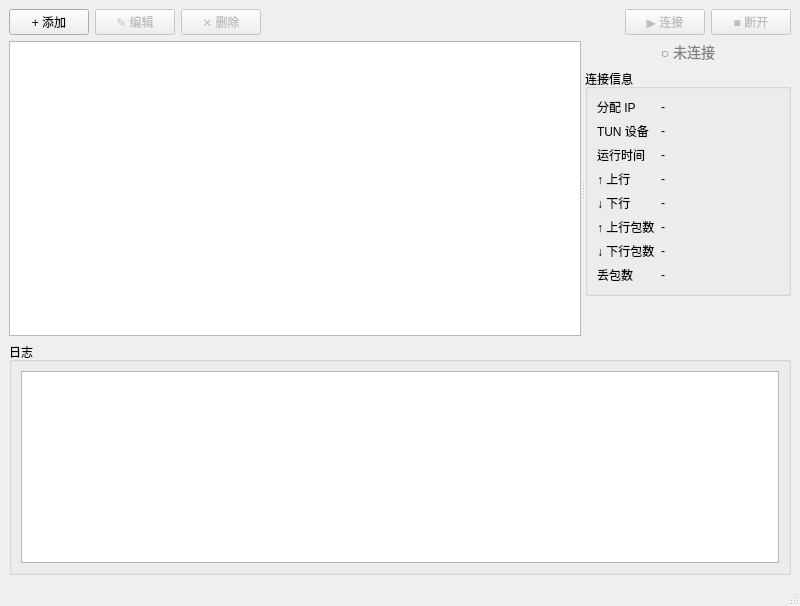
Above: ui/MainWindow.ui from justinwoo280/connect-ip-tunnel-gui before the change. Below: the same form after it.
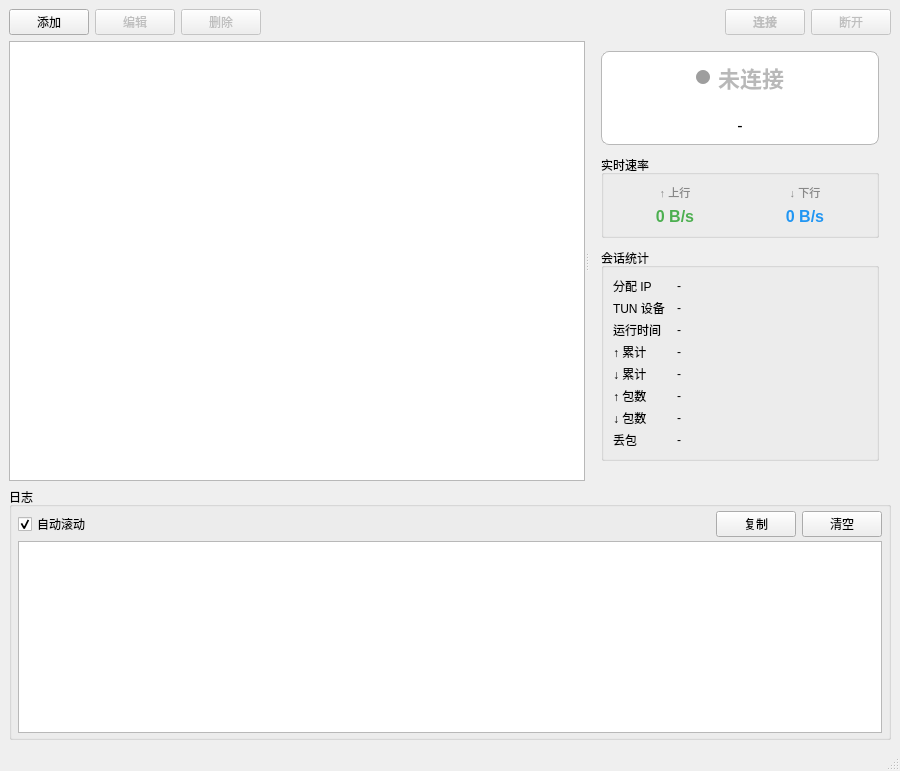
That is the form after the change.

Commit message: 优化:UI布局调整，更进connect-ip-tunnel字段更新

Patch:
```diff
--- a/ui/MainWindow.ui
+++ b/ui/MainWindow.ui
@@ -6,7 +6,7 @@
    <string>Connect-IP Tunnel</string>
   </property>
   <property name="minimumSize">
-   <size><width>800</width><height>560</height></size>
+   <size><width>900</width><height>620</height></size>
   </property>
   <widget class="QWidget" name="centralWidget">
    <layout class="QVBoxLayout" name="verticalLayout">
@@ -14,18 +14,27 @@
      <layout class="QHBoxLayout" name="toolbarLayout">
       <item>
        <widget class="QPushButton" name="btnAdd">
-        <property name="text"><string>+ 添加</string></property>
+        <property name="text"><string>添加</string></property>
+        <property name="toolTip"><string>添加新的隧道节点 (Ctrl+N)</string></property>
+        <property name="shortcut"><string>Ctrl+N</string></property>
+        <property name="minimumWidth"><number>72</number></property>
        </widget>
       </item>
       <item>
        <widget class="QPushButton" name="btnEdit">
-        <property name="text"><string>✎ 编辑</string></property>
+        <property name="text"><string>编辑</string></property>
+        <property name="toolTip"><string>编辑选中节点 (Ctrl+E)</string></property>
+        <property name="shortcut"><string>Ctrl+E</string></property>
+        <property name="minimumWidth"><number>72</number></property>
         <property name="enabled"><bool>false</bool></property>
        </widget>
       </item>
       <item>
        <widget class="QPushButton" name="btnDelete">
-        <property name="text"><string>✕ 删除</string></property>
+        <property name="text"><string>删除</string></property>
+        <property name="toolTip"><string>删除选中节点 (Del)</string></property>
+        <property name="shortcut"><string>Del</string></property>
+        <property name="minimumWidth"><number>72</number></property>
         <property name="enabled"><bool>false</bool></property>
        </widget>
       </item>
@@ -38,13 +47,19 @@
       </item>
       <item>
        <widget class="QPushButton" name="btnConnect">
-        <property name="text"><string>▶ 连接</string></property>
+        <property name="text"><string>连接</string></property>
+        <property name="toolTip"><string>连接选中节点 (Ctrl+Return)</string></property>
+        <property name="shortcut"><string>Ctrl+Return</string></property>
+        <property name="minimumWidth"><number>96</number></property>
         <property name="enabled"><bool>false</bool></property>
+        <property name="styleSheet"><string>QPushButton { font-weight: 600; }</string></property>
        </widget>
       </item>
       <item>
        <widget class="QPushButton" name="btnDisconnect">
-        <property name="text"><string>■ 断开</string></property>
+        <property name="text"><string>断开</string></property>
+        <property name="toolTip"><string>断开当前连接</string></property>
+        <property name="minimumWidth"><number>96</number></property>
         <property name="enabled"><bool>false</bool></property>
        </widget>
       </item>
@@ -54,25 +69,138 @@
      <widget class="QSplitter" name="splitterMain">
       <property name="orientation"><enum>Qt::Horizontal</enum></property>
       <widget class="QTableWidget" name="tableNodes">
-       <property name="minimumWidth"><number>280</number></property>
+       <property name="minimumWidth"><number>300</number></property>
+       <property name="alternatingRowColors"><bool>true</bool></property>
+       <property name="selectionBehavior"><enum>QAbstractItemView::SelectRows</enum></property>
+       <property name="selectionMode"><enum>QAbstractItemView::SingleSelection</enum></property>
+       <property name="editTriggers"><set>QAbstractItemView::NoEditTriggers</set></property>
+       <property name="showGrid"><bool>false</bool></property>
       </widget>
       <widget class="QWidget" name="statusPanel">
        <layout class="QVBoxLayout" name="statusLayout">
+        <property name="spacing"><number>10</number></property>
+        <property name="leftMargin"><number>12</number></property>
+        <property name="rightMargin"><number>12</number></property>
+        <property name="topMargin"><number>10</number></property>
+        <!-- ── 顶部状态卡片：大号徽章 + 节点名 ── -->
         <item>
-         <widget class="QLabel" name="labelStatus">
-          <property name="text"><string>○ 未连接</string></property>
-          <property name="alignment"><set>Qt::AlignCenter</set></property>
-          <property name="styleSheet"><string>color: gray; font-size: 14px;</string></property>
+         <widget class="QFrame" name="frameStatusCard">
+          <property name="frameShape"><enum>QFrame::StyledPanel</enum></property>
+          <property name="styleSheet"><string>QFrame#frameStatusCard {
+  background-color: palette(base);
+  border: 1px solid palette(mid);
+  border-radius: 8px;
+}</string></property>
+          <layout class="QVBoxLayout">
+           <property name="spacing"><number>4</number></property>
+           <item>
+            <layout class="QHBoxLayout" name="layoutStatusRow">
+             <property name="spacing"><number>8</number></property>
+             <item>
+              <spacer name="spacerStatusLeft">
+               <property name="orientation"><enum>Qt::Horizontal</enum></property>
+               <property name="sizeType"><enum>QSizePolicy::Expanding</enum></property>
+               <property name="sizeHint" stdset="0"><size><width>1</width><height>1</height></size></property>
+              </spacer>
+             </item>
+             <item>
+              <widget class="QLabel" name="labelStatusDot">
+               <property name="text"><string/></property>
+               <property name="minimumSize"><size><width>14</width><height>14</height></size></property>
+               <property name="maximumSize"><size><width>14</width><height>14</height></size></property>
+               <property name="alignment"><set>Qt::AlignCenter</set></property>
+               <property name="styleSheet"><string>QLabel#labelStatusDot { background-color: #9e9e9e; border-radius: 7px; }</string></property>
+              </widget>
+             </item>
+             <item>
+              <widget class="QLabel" name="labelStatus">
+               <property name="text"><string>未连接</string></property>
+               <property name="alignment"><set>Qt::AlignCenter</set></property>
+               <property name="styleSheet"><string>color: palette(mid); font-size: 22px; font-weight: 600;</string></property>
+              </widget>
+             </item>
+             <item>
+              <spacer name="spacerStatusRight">
+               <property name="orientation"><enum>Qt::Horizontal</enum></property>
+               <property name="sizeType"><enum>QSizePolicy::Expanding</enum></property>
+               <property name="sizeHint" stdset="0"><size><width>1</width><height>1</height></size></property>
+              </spacer>
+             </item>
+            </layout>
+           </item>
+           <item>
+            <widget class="QLabel" name="labelActiveNode">
+             <property name="text"><string> </string></property>
+             <property name="alignment"><set>Qt::AlignCenter</set></property>
+             <property name="styleSheet"><string>color: palette(text); font-size: 12px;</string></property>
+            </widget>
+           </item>
+           <item>
+            <widget class="QLabel" name="labelAssignedIPLarge">
+             <property name="text"><string>-</string></property>
+             <property name="alignment"><set>Qt::AlignCenter</set></property>
+             <property name="textInteractionFlags"><set>Qt::TextSelectableByMouse</set></property>
+             <property name="styleSheet"><string>color: palette(text); font-size: 16px; font-family: 'Consolas','Menlo',monospace;</string></property>
+            </widget>
+           </item>
+          </layout>
          </widget>
         </item>
+
+        <!-- ── 实时速率（大数字） ── -->
+        <item>
+         <widget class="QGroupBox" name="groupRate">
+          <property name="title"><string>实时速率</string></property>
+          <layout class="QHBoxLayout">
+           <item>
+            <layout class="QVBoxLayout">
+             <item>
+              <widget class="QLabel">
+               <property name="text"><string>↑ 上行</string></property>
+               <property name="alignment"><set>Qt::AlignCenter</set></property>
+               <property name="styleSheet"><string>color: #888; font-size: 11px;</string></property>
+              </widget>
+             </item>
+             <item>
+              <widget class="QLabel" name="labelTxRate">
+               <property name="text"><string>0 B/s</string></property>
+               <property name="alignment"><set>Qt::AlignCenter</set></property>
+               <property name="styleSheet"><string>color: #4caf50; font-size: 16px; font-weight: 600;</string></property>
+              </widget>
+             </item>
+            </layout>
+           </item>
+           <item>
+            <layout class="QVBoxLayout">
+             <item>
+              <widget class="QLabel">
+               <property name="text"><string>↓ 下行</string></property>
+               <property name="alignment"><set>Qt::AlignCenter</set></property>
+               <property name="styleSheet"><string>color: #888; font-size: 11px;</string></property>
+              </widget>
+             </item>
+             <item>
+              <widget class="QLabel" name="labelRxRate">
+               <property name="text"><string>0 B/s</string></property>
+               <property name="alignment"><set>Qt::AlignCenter</set></property>
+               <property name="styleSheet"><string>color: #2196f3; font-size: 16px; font-weight: 600;</string></property>
+              </widget>
+             </item>
+            </layout>
+           </item>
+          </layout>
+         </widget>
+        </item>
+
+        <!-- ── 累计统计（紧凑 form） ── -->
         <item>
          <widget class="QGroupBox" name="groupStats">
-          <property name="title"><string>连接信息</string></property>
+          <property name="title"><string>会话统计</string></property>
           <layout class="QFormLayout" name="formStats">
+           <property name="horizontalSpacing"><number>12</number></property>
+           <property name="verticalSpacing"><number>4</number></property>
            <item row="0" column="0">
-            <widget class="QLabel" name="label_ip">
-             <property name="text"><string>分配 IP</string></property>
-            </widget>
+            <widget class="QLabel"><property name="text"><string>分配 IP</string></property></widget>
            </item>
            <item row="0" column="1">
             <widget class="QLabel" name="labelAssignedIP">
@@ -80,9 +208,7 @@
             </widget>
            </item>
            <item row="1" column="0">
-            <widget class="QLabel" name="label_tun">
-             <property name="text"><string>TUN 设备</string></property>
-            </widget>
+            <widget class="QLabel"><property name="text"><string>TUN 设备</string></property></widget>
            </item>
            <item row="1" column="1">
             <widget class="QLabel" name="labelTunName">
@@ -90,9 +216,7 @@
             </widget>
            </item>
            <item row="2" column="0">
-            <widget class="QLabel" name="label_uptime">
-             <property name="text"><string>运行时间</string></property>
-            </widget>
+            <widget class="QLabel"><property name="text"><string>运行时间</string></property></widget>
            </item>
            <item row="2" column="1">
             <widget class="QLabel" name="labelUptime">
@@ -100,9 +224,7 @@
             </widget>
            </item>
            <item row="3" column="0">
-            <widget class="QLabel" name="label_tx">
-             <property name="text"><string>↑ 上行</string></property>
-            </widget>
+            <widget class="QLabel"><property name="text"><string>↑ 累计</string></property></widget>
            </item>
            <item row="3" column="1">
             <widget class="QLabel" name="labelTxBytes">
@@ -110,9 +232,7 @@
             </widget>
            </item>
            <item row="4" column="0">
-            <widget class="QLabel" name="label_rx">
-             <property name="text"><string>↓ 下行</string></property>
-            </widget>
+            <widget class="QLabel"><property name="text"><string>↓ 累计</string></property></widget>
            </item>
            <item row="4" column="1">
             <widget class="QLabel" name="labelRxBytes">
@@ -120,9 +240,7 @@
             </widget>
            </item>
            <item row="5" column="0">
-            <widget class="QLabel" name="label_txpkt">
-             <property name="text"><string>↑ 上行包数</string></property>
-            </widget>
+            <widget class="QLabel"><property name="text"><string>↑ 包数</string></property></widget>
            </item>
            <item row="5" column="1">
             <widget class="QLabel" name="labelTxPackets">
@@ -130,9 +248,7 @@
             </widget>
            </item>
            <item row="6" column="0">
-            <widget class="QLabel" name="label_rxpkt">
-             <property name="text"><string>↓ 下行包数</string></property>
-            </widget>
+            <widget class="QLabel"><property name="text"><string>↓ 包数</string></property></widget>
            </item>
            <item row="6" column="1">
             <widget class="QLabel" name="labelRxPackets">
@@ -140,9 +256,7 @@
             </widget>
            </item>
            <item row="7" column="0">
-            <widget class="QLabel" name="label_drops">
-             <property name="text"><string>丢包数</string></property>
-            </widget>
+            <widget class="QLabel"><property name="text"><string>丢包</string></property></widget>
            </item>
            <item row="7" column="1">
             <widget class="QLabel" name="labelDrops">
@@ -156,7 +270,7 @@
          <spacer>
           <property name="orientation"><enum>Qt::Vertical</enum></property>
           <property name="sizeType"><enum>QSizePolicy::Expanding</enum></property>
-          <property name="sizeHint" stdset="0"><size><width>20</width><height>40</height></size></property>
+          <property name="sizeHint" stdset="0"><size><width>20</width><height>20</height></size></property>
          </spacer>
         </item>
        </layout>
@@ -168,11 +282,51 @@
       <property name="title"><string>日志</string></property>
       <property name="maximumHeight"><number>160</number></property>
       <layout class="QVBoxLayout" name="logLayout">
+       <property name="leftMargin"><number>6</number></property>
+       <property name="rightMargin"><number>6</number></property>
+       <property name="topMargin"><number>4</number></property>
+       <property name="bottomMargin"><number>4</number></property>
+       <property name="spacing"><number>4</number></property>
+       <item>
+        <layout class="QHBoxLayout" name="logToolbar">
+         <property name="spacing"><number>6</number></property>
+         <item>
+          <widget class="QCheckBox" name="checkAutoScroll">
+           <property name="text"><string>自动滚动</string></property>
+           <property name="toolTip"><string>关闭后可暂停自动滚动以查看历史日志</string></property>
+           <property name="checked"><bool>true</bool></property>
+          </widget>
+         </item>
+         <item>
+          <spacer name="spacerLogTb">
+           <property name="orientation"><enum>Qt::Horizontal</enum></property>
+           <property name="sizeType"><enum>QSizePolicy::Expanding</enum></property>
+           <property name="sizeHint" stdset="0"><size><width>10</width><height>10</height></size></property>
+          </spacer>
+         </item>
+         <item>
+          <widget class="QPushButton" name="btnLogCopy">
+           <property name="text"><string>复制</string></property>
+           <property name="toolTip"><string>复制全部日志到剪贴板</string></property>
+           <property name="maximumWidth"><number>72</number></property>
+          </widget>
+         </item>
+         <item>
+          <widget class="QPushButton" name="btnLogClear">
+           <property name="text"><string>清空</string></property>
+           <property name="toolTip"><string>清空日志面板</string></property>
+           <property name="maximumWidth"><number>72</number></property>
+          </widget>
+         </item>
+        </layout>
+       </item>
        <item>
         <widget class="QTextBrowser" name="textLog">
          <property name="font">
-          <font><family>Courier New</family><pointsize>9</pointsize></font>
+          <font><family>Consolas</family><pointsize>9</pointsize></font>
          </property>
+         <property name="lineWrapMode"><enum>QTextEdit::NoWrap</enum></property>
+         <property name="contextMenuPolicy"><enum>Qt::DefaultContextMenu</enum></property>
         </widget>
        </item>
       </layout>
```
Left out of the diff: 32 changed lines with no effect on the pictures. The commit also changes 6 other files.
